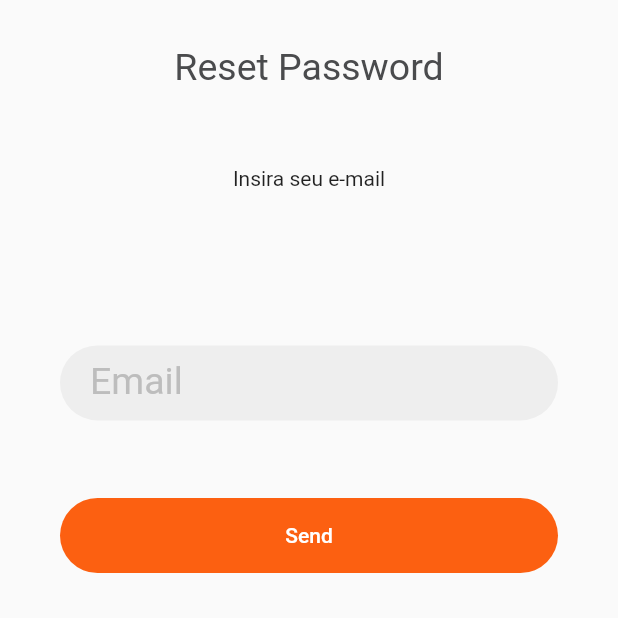
After one commit to JeanDaRosa/delivery_food_app, a Flutter app: the ForgetPwScreen screen opened directly, on a phone screen of 412 x 824 dp, the top half of it. The commit adds this screen. Run offline on Flutter 3.47's test engine with Material 2 defaults, Android fonts, the phone set to English and light mode, and no system bars; missing offline and left inert: shadow_clip; Roboto replaces fonts that are missing (Metropolis).

Commit message:
Add forgot pasword

```diff
--- /dev/null
+++ b/lib/screens/login/forgot_password.dart
@@ -0,0 +1,53 @@
+import 'package:delivery_demo/screens/login/components/custom_text_input.dart';
+import 'package:delivery_demo/utils/helper.dart';
+import 'package:flutter/material.dart';
+
+
+class ForgetPwScreen extends StatelessWidget {
+const ForgetPwScreen({super.key});
+  static const routeName = "/restpwScreen";
+  @override
+  Widget build(BuildContext context) {
+    return Scaffold(
+      body: SizedBox(
+        width: Helper.getScreenWidth(context),
+        height: Helper.getScreenWidth(context),
+        child: SafeArea(
+          child: Container(
+            padding: const EdgeInsets.symmetric(
+              horizontal: 40,
+              vertical: 30,
+            ),
+            child: Column(
+              children: [
+                Text(
+                  "Reset Password",
+                  style: Helper.getTheme(context).titleMedium,
+                ),
+                const Spacer(),
+                const Text(
+                  "Insira seu e-mail",
+                  textAlign: TextAlign.center,
+                ),
+                const Spacer(flex: 2),
+                const CustomTextInput(hintText: "Email"),
+                const Spacer(),
+                SizedBox(
+                  width: double.infinity,
+                  height: 50,
+                  child: ElevatedButton(
+                    onPressed: () {
+                      // Navigator.of(context)
+                      //     .pushReplacementNamed(SendOTPScreen.routeName);
+                    },
+                    child: const Text("Send"),
+                  ),
+                )
+              ],
+            ),
+          ),
+        ),
+      ),
+    );
+  }
+}
--- a/lib/screens/login/login_screen.dart
+++ b/lib/screens/login/login_screen.dart
@@ -137,7 +137,7 @@ class _LoginScreenState extends State<LoginScreen> {
                         'Ainda não tem uma conta?',
                       ),
                       SizedBox(
-                        width: 10,
+                        width: 4,
                       ),
                       Text(
                         'Registrese aqui',
--- a/lib/screens/login/sign_up_screen.dart
+++ b/lib/screens/login/sign_up_screen.dart
@@ -60,7 +60,7 @@ class SignUpScreen extends StatelessWidget {
                   mainAxisAlignment: MainAxisAlignment.center,
                   children: [
                     Text("Já tem uma conta?"),
-                    SizedBox(width: 10,),
+                    SizedBox(width: 4,),
                     Text(
                       "Login",
                       style: TextStyle(
```
